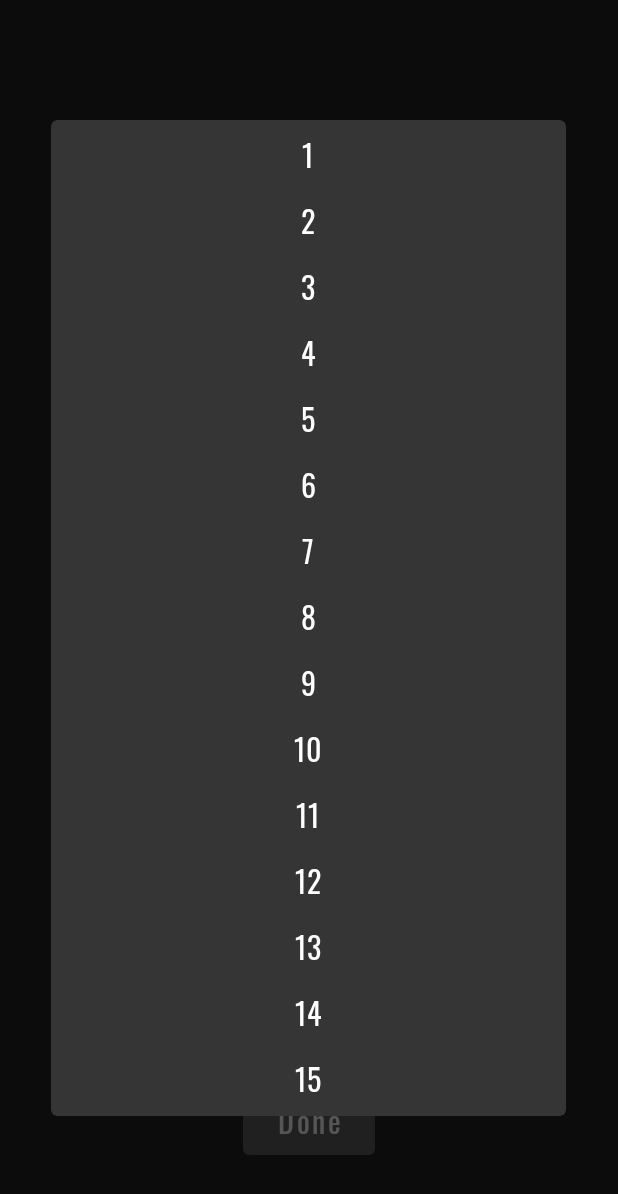
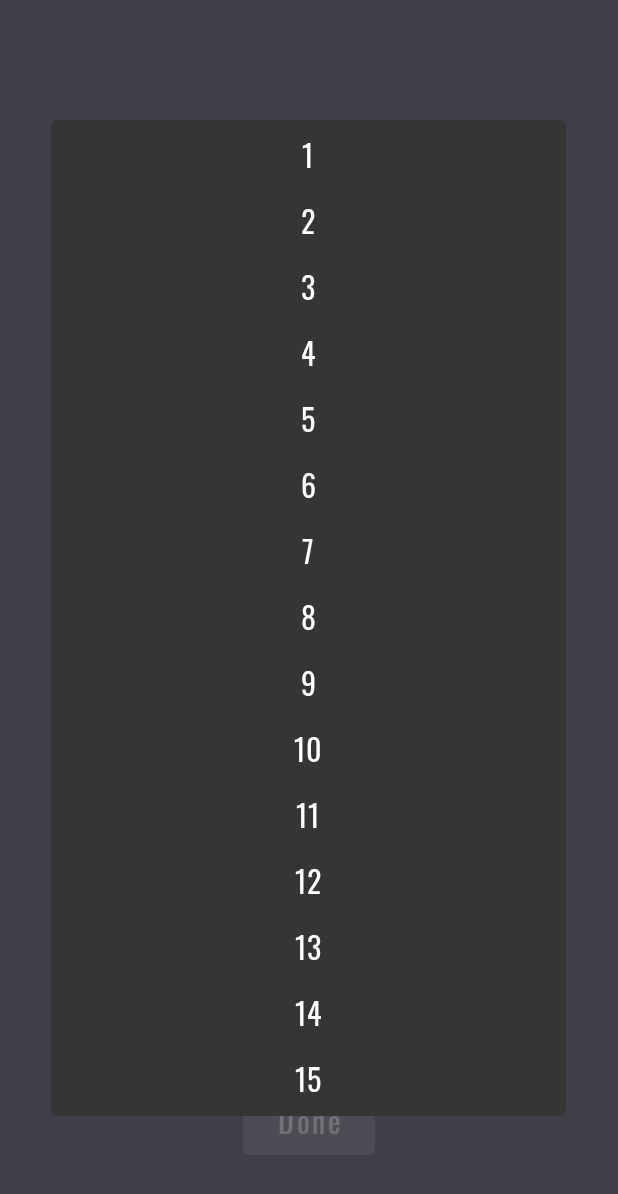
Before and after one commit to dybarsky/age-counter, an Android app: the screen it shows after launch (ConfigActivity), after a tap on "day", on a phone screen of 412 x 824 dp. Shown: the top 1194 px of the screen. Run offline under Robolectric (Android 15) with nearby library versions, the light colour scheme and no system bars; our stand-ins replace data binding.

Commit message:
Add colors to theme

```diff
--- a/app/src/main/res/layout/item.xml
+++ b/app/src/main/res/layout/item.xml
@@ -1,9 +1,11 @@
 <?xml version="1.0" encoding="utf-8"?>
 <layout
     xmlns:android="http://schemas.android.com/apk/res/android"
+    xmlns:app="http://schemas.android.com/apk/res-auto"
     xmlns:tools="http://schemas.android.com/tools">
 
     <FrameLayout
+        style="@style/SelectableItem"
         android:layout_width="match_parent"
         android:layout_height="wrap_content"
         android:paddingTop="6dp"
@@ -17,6 +19,7 @@
         android:layout_width="wrap_content"
         android:layout_height="wrap_content"
         android:layout_gravity="center_horizontal"
+        android:colorControlHighlight="@color/color_primary"
         tools:text="123"
         />
 
--- a/app/src/main/res/values/colors.xml
+++ b/app/src/main/res/values/colors.xml
@@ -1,4 +1,8 @@
 <?xml version="1.0" encoding="utf-8"?>
 <resources>
-
+    <color name="color_background">@color/gobelin_mauve</color>
+    <color name="color_text">@color/child_of_light</color>
+    <color name="color_primary">@color/all_spice</color>
+    <color name="color_primary_alpha">@color/all_spice_alpha</color>
+    <color name="color_primary_dark">@color/hikers_delight</color>
 </resources>
--- a/app/src/main/res/values/palette.xml
+++ b/app/src/main/res/values/palette.xml
@@ -1,4 +1,9 @@
 <?xml version="1.0" encoding="utf-8"?>
 <resources>
-    <color name="asdf"></color>
+    <color name="gobelin_mauve">#5d5b6a</color>
+    <color name="peak_point">#758184</color>
+    <color name="child_of_light">#f0f5f9</color>
+    <color name="hikers_delight">#cfb495</color>
+    <color name="all_spice">#f5cdaa</color>
+    <color name="all_spice_alpha">#33f5cdaa</color>
 </resources>
--- a/app/src/main/res/values/styles.xml
+++ b/app/src/main/res/values/styles.xml
@@ -14,6 +14,7 @@
     </style>
 
     <style name="Title" parent="TextAppearance.AppCompat">
+        <item name="android:textColor">@color/color_text</item>
         <item name="android:textSize">32sp</item>
         <item name="android:fontFamily">@font/oswald</item>
     </style>
@@ -23,4 +24,9 @@
         <item name="android:fontFamily">@font/oswald</item>
     </style>
 
+    <style name="SelectableItem">
+        <item name="android:theme">@style/SelectableItemTheme</item>
+        <item name="android:background">?attr/selectableItemBackground</item>
+    </style>
+
 </resources>
--- a/app/src/main/res/values/themes.xml
+++ b/app/src/main/res/values/themes.xml
@@ -1,6 +1,16 @@
 <?xml version="1.0" encoding="utf-8"?>
 <resources>
-    <style name="AppTheme" parent="Theme.MaterialComponents.NoActionBar">
+    <style name="AppThemeBase" parent="Theme.MaterialComponents.NoActionBar">
+        <item name="colorPrimary">@color/color_primary</item>
+        <item name="colorPrimaryDark">@color/color_primary_dark</item>
+        <item name="android:windowBackground">@color/color_background</item>
+        <item name="android:statusBarColor">@color/color_background</item>
+        <item name="android:navigationBarColor">@color/color_background</item>
+    </style>
 
+    <style name="AppTheme" parent="AppThemeBase"/>
+
+    <style name="SelectableItemTheme">
+        <item name="colorControlHighlight">@color/color_primary_alpha</item>
     </style>
 </resources>
```
